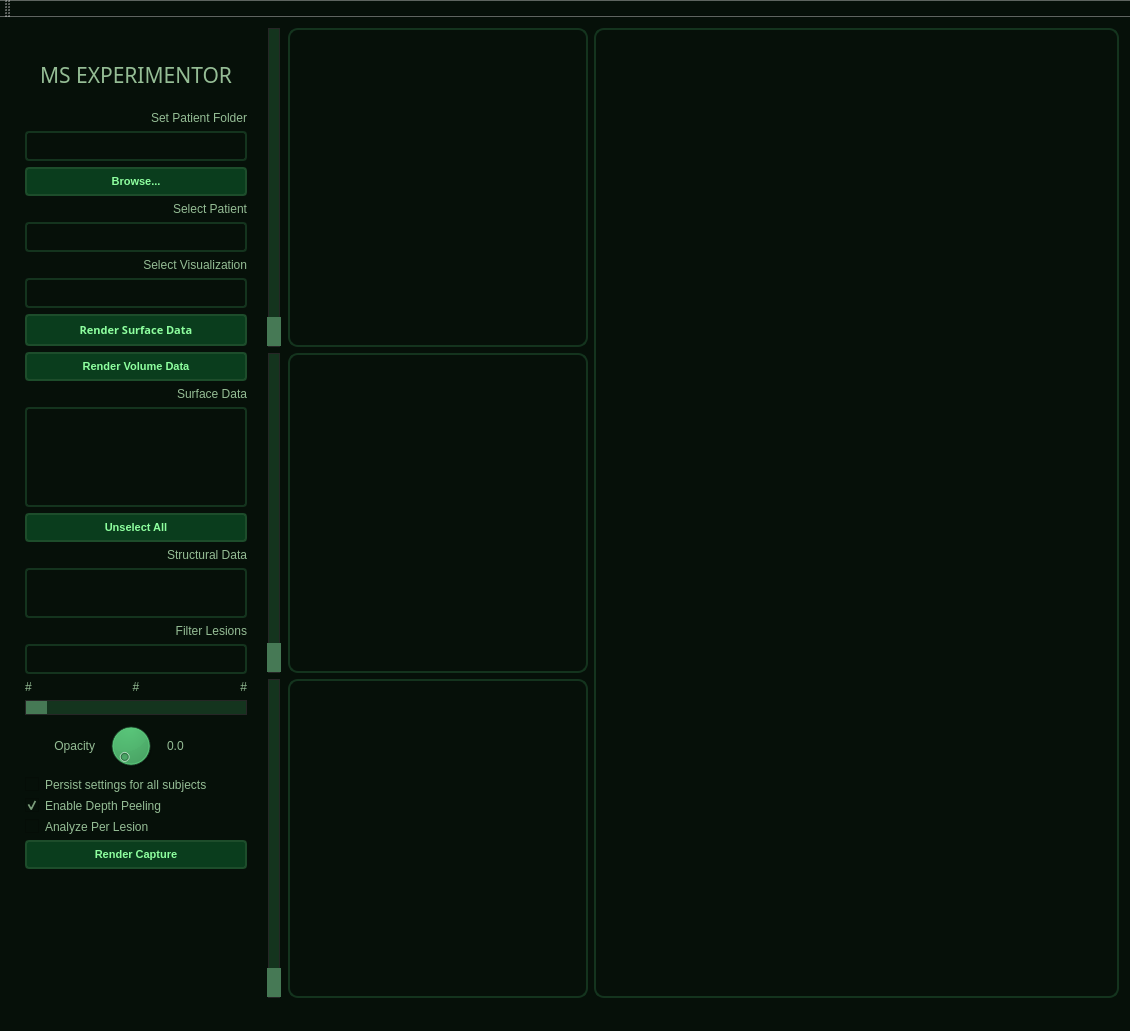
This is lesionui.ui in sherinsugathan/MS_Lesion_Vis as Qt 5 draws it before an edit. The edited form follows.
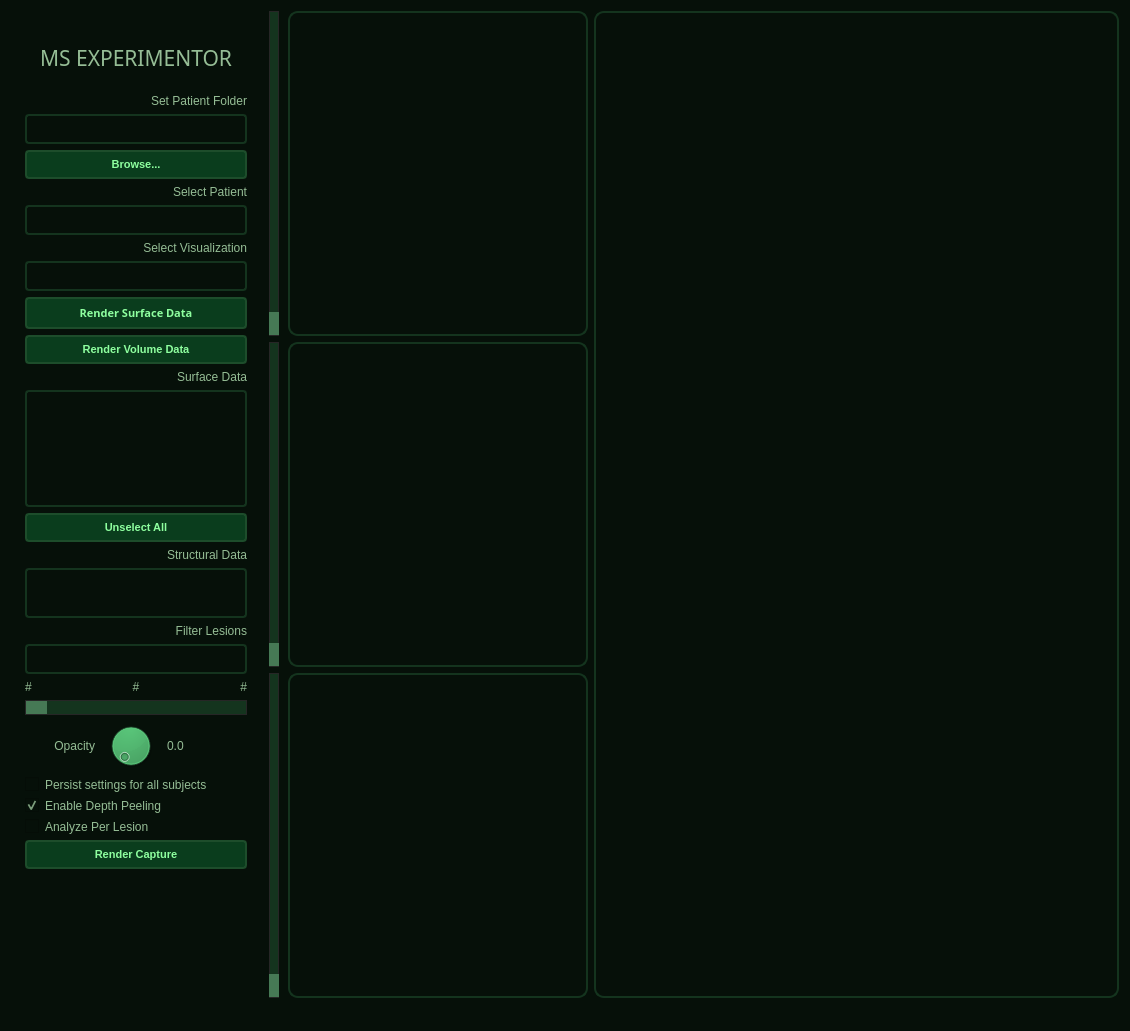
This is the edited form. Icons and pictures are not drawn.

```diff
--- a/lesionui.ui
+++ b/lesionui.ui
@@ -675,17 +675,17 @@
         <property name="styleSheet">
          <string notr="true">.QSlider::handle:vertical {
     background: #ffffff;
-    border: 12px solid #467955;
+    border: 9px solid #467955;
     height: 5px;
     /*margin: -30px -30px;*/
-	border-radius: 30px;
+	border-radius: 10px;
 }
 
 .QSlider::groove:vertical {
     border: 1px solid #262626;
-    width: 10px;
+    width: 8px;
     background: rgb(20, 52, 30);
-    margin: 0 12px;
+    margin: 0 0px;
 }</string>
         </property>
         <property name="orientation">
@@ -756,17 +756,17 @@
         <property name="styleSheet">
          <string notr="true">.QSlider::handle:vertical {
     background: #ffffff;
-    border: 12px solid #467955;
+    border: 9px solid #467955;
     height: 5px;
     /*margin: -30px -30px;*/
-	border-radius: 30px;
+	border-radius: 10px;
 }
 
 .QSlider::groove:vertical {
     border: 1px solid #262626;
-    width: 10px;
+    width: 8px;
     background: rgb(20, 52, 30);
-    margin: 0 12px;
+    margin: 0 0px;
 }</string>
         </property>
         <property name="orientation">
@@ -779,22 +779,28 @@
         <property name="styleSheet">
          <string notr="true">.QSlider::handle:vertical {
     background: #ffffff;
-    border: 12px solid #467955;
+    border: 9px solid #467955;
     height: 5px;
     /*margin: -30px -30px;*/
-	border-radius: 30px;
+	border-radius: 10px;
 }
 
 .QSlider::groove:vertical {
     border: 1px solid #262626;
-    width: 10px;
+    width: 8px;
     background: rgb(20, 52, 30);
-    margin: 0 12px;
+    margin: 0 0px;
 }</string>
         </property>
         <property name="orientation">
          <enum>Qt::Vertical</enum>
         </property>
+        <property name="invertedAppearance">
+         <bool>false</bool>
+        </property>
+        <property name="tickInterval">
+         <number>0</number>
+        </property>
        </widget>
       </item>
       <item row="2" column="1">
@@ -857,14 +863,6 @@
     </rect>
    </property>
   </widget>
-  <widget class="QToolBar" name="mainToolBar">
-   <attribute name="toolBarArea">
-    <enum>TopToolBarArea</enum>
-   </attribute>
-   <attribute name="toolBarBreak">
-    <bool>false</bool>
-   </attribute>
-  </widget>
   <widget class="QStatusBar" name="statusBar"/>
  </widget>
  <layoutdefault spacing="6" margin="11"/>
```
Left out of the diff: 2 changed lines with no effect on the pictures.
